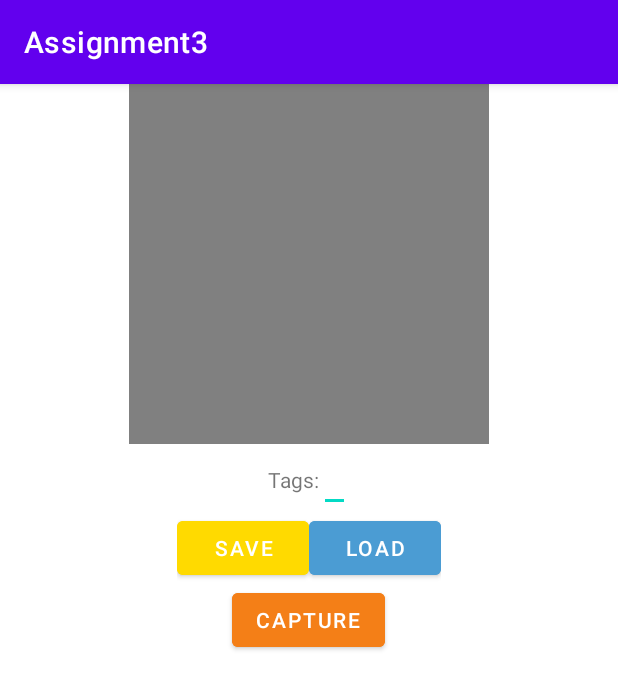
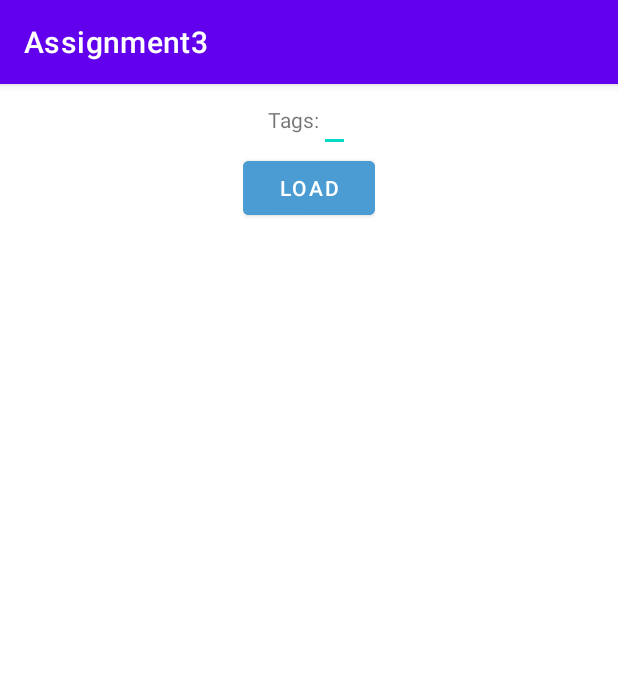
Before and after one commit to samuelmi/Assignment3, an Android app: the screen it shows after launch (MainActivity), after a tap on "LOAD", on a phone screen of 412 x 824 dp. Shown: the top 689 px of the screen. Run offline under Robolectric (Android 15) with nearby library versions, the phone set to English and light mode, and no system bars; 1 statement that could not run was skipped.

Commit message:
Finished Assignment 4

```diff
--- a/app/src/main/java/com/example/assignment3/MainActivity.java
+++ b/app/src/main/java/com/example/assignment3/MainActivity.java
@@ -26,11 +26,8 @@ import java.util.ArrayList;
 public class MainActivity extends AppCompatActivity {
     SQLiteDatabase db;
 
-    Bitmap image = null;
-
     Context context;
 
-    LinearLayout scrollView;
     EditText tags;
 
 
@@ -39,45 +36,54 @@ public class MainActivity extends AppCompatActivity {
         super.onCreate(savedInstanceState);
         setContentView(R.layout.activity_main);
         db = openOrCreateDatabase("MyDatabase", Context.MODE_PRIVATE, null);
-        db.execSQL("DROP TABLE IF EXISTS Images");
+        db.execSQL("DROP TABLE IF EXISTS Photos");
         db.execSQL("DROP TABLE IF EXISTS Tags");
-        db.execSQL("CREATE TABLE Images( Image BLOB )");
-        db.execSQL("CREATE TABLE Tags( Tag Text, ImageId INT )");
+        db.execSQL("CREATE TABLE Photos( ID INT, Photo TEXT, Size INT )");
+        db.execSQL("CREATE TABLE Tags( ID INT, Tag TEXT )");
+        seadDb();
 
-        scrollView = findViewById(R.id.scrollView);
         tags = findViewById(R.id.tags);
 
         context = getApplicationContext();
+
+        printMyTable("Photos");
+        printMyTable("Tags");
+    }
+
+    public void seadDb() {
+        db.execSQL("INSERT INTO Photos VALUES (1, 'p1.jpeg', 100);");
+        db.execSQL("INSERT INTO Photos VALUES (2, 'p2.jpeg', 200);");
+        db.execSQL("INSERT INTO Photos VALUES (3, 'p3.jpeg', 300);");
+        db.execSQL("INSERT INTO Photos VALUES (4, 'p4.jpeg', 200);");
+        db.execSQL("INSERT INTO Tags VALUES (1, 'Old Well');");
+        db.execSQL("INSERT INTO Tags VALUES (1, 'UNC');");
+        db.execSQL("INSERT INTO Tags VALUES (2, 'Sitterson');");
+        db.execSQL("INSERT INTO Tags VALUES (2, 'Building');");
+        db.execSQL("INSERT INTO Tags VALUES (3, 'Sky');");
+        db.execSQL("INSERT INTO Tags VALUES (4, 'Dining');");
+        db.execSQL("INSERT INTO Tags VALUES (1, 'Building');");
+    }
+
+    public void printMyTable(String tableName) {
+        Cursor c = db.rawQuery(String.format("SELECT * FROM %s", tableName), null);
+
+        c.moveToFirst();
+
+        ArrayList<Integer> results = new ArrayList<>();
+
+        // Gets all unique ImageIds matching the tags
+        for(int i = 0; i < c.getCount(); i++){
+            String row = "";
+            for(int j = 0; j < c.getColumnCount(); j++) {
+                row += c.getString(j) + "\t";
+            }
+            Log.v("MyTag", row);
+            c.moveToNext();
+        }
     }
 
     public void buttonClicked (View v) {
         int id = v.getId();
-
-        // Capture is clicked
-        if (id == R.id.captureButton) {
-            Intent cameraIntent = new Intent(MediaStore.ACTION_IMAGE_CAPTURE);
-            startActivityForResult(cameraIntent, 1);
-        }
-
-        // Save is clicked
-        if (id == R.id.saveButton && image != null) {
-
-            ByteArrayOutputStream bos = new ByteArrayOutputStream();
-            image.compress(Bitmap.CompressFormat.PNG, 100, bos);
-            ContentValues contentValues = new ContentValues();
-            contentValues.put("Image", bos.toByteArray());
-
-            long entryId = db.insert("Images", null, contentValues);
-
-            String[] tagList = tags.getText().toString().split(";");
-            for (String t : tagList) {
-                contentValues = new ContentValues();
-                contentValues.put("Tag", t);
-                contentValues.put("ImageId", entryId);
-                db.insert("Tags", null, contentValues);
-            }
-            printDbContents();
-        }
 
         // Load is clicked
         if (id == R.id.loadButton) {
@@ -90,8 +96,7 @@ public class MainActivity extends AppCompatActivity {
                 if (i < tagList.length - 1) whereQuery += " or ";
             }
 
-            Cursor c = db.rawQuery(String.format("SELECT ImageId from Tags WHERE %s", whereQuery), null);
-            //Log.v("MyTag Num Results", ""+c.getCount());
+            Cursor c = db.rawQuery(String.format("SELECT ID from Tags WHERE %s", whereQuery), null);
             c.moveToFirst();
 
             ArrayList<Integer> results = new ArrayList<>();
@@ -107,31 +112,25 @@ public class MainActivity extends AppCompatActivity {
 
             whereQuery = "";
             for (int i = 0; i < results.size(); i++) {
-                whereQuery += String.format("rowid == \"%s\"", results.get(i));
+                whereQuery += String.format("ID == \"%s\"", results.get(i));
                 if (i < results.size() - 1) whereQuery += " or ";
             }
-            c = db.rawQuery(String.format("SELECT * from Images WHERE %s", whereQuery), null);
+            c = db.rawQuery(String.format("SELECT Photo from Photos WHERE %s", whereQuery), null);
             c.moveToFirst();
             //Log.v("MyTag Num Images", ""+c.getCount();
-            ArrayList<Bitmap> images = new ArrayList<>();
+            ArrayList<String> images = new ArrayList<>();
             for(int i = 0; i < c.getCount(); i++){
                 for(int j = 0; j < c.getColumnCount(); j++) {
-                    BitmapFactory.Options options = new BitmapFactory.Options();
-                    options.inMutable = true;
-                    byte[] data = (byte[]) c.getBlob(j);
-                    Bitmap b = BitmapFactory.decodeByteArray(data, 0, data.length, options);
-                    images.add(b);
+                    images.add(c.getString(j));
                 }
                 c.moveToNext();
             }
-            //Log.v("MyTag images size", ""+images.size());
-            scrollView.removeAllViews();
-            for (Bitmap b : images) {
-                ImageView iv = new ImageView(context);
-                iv.setImageBitmap(b);
-                scrollView.addView(iv);
+
+            String photoResults = "";
+            for (String i : images) {
+                photoResults += i + "\t";
             }
-
+            Log.v("MyTag", photoResults);
         }
 
     }
@@ -161,12 +160,6 @@ public class MainActivity extends AppCompatActivity {
         }
     }
 
-    @Override
-    protected void onActivityResult(int requestCode, int resultCode, @Nullable Intent data) {
-        super.onActivityResult(requestCode, resultCode, data);
-        image = (Bitmap) data.getExtras().get("data");
-    }
-
 
 
 
--- a/app/src/main/res/layout/activity_main.xml
+++ b/app/src/main/res/layout/activity_main.xml
@@ -11,22 +11,7 @@
         android:layout_height="wrap_content"
         android:orientation="vertical"
         android:layout_centerHorizontal="true">
-        <ScrollView
-            android:layout_height="240dp"
-            android:layout_width="240dp"
-            android:layout_centerHorizontal="true"
-            android:minHeight="240dp"
-            android:minWidth="240dp"
-            android:background="@color/gray"
-            android:layout_gravity="center">
-            <LinearLayout
-                android:layout_width="match_parent"
-                android:layout_height="match_parent"
-                android:orientation="vertical"
-                android:id="@+id/scrollView">
 
-            </LinearLayout>
-        </ScrollView>
 
         <LinearLayout
             android:layout_width="wrap_content"
@@ -52,27 +37,11 @@
             <Button
                 android:layout_width="match_parent"
                 android:layout_height="wrap_content"
-                android:backgroundTint="@color/yellow"
-                android:text="Save"
-                android:id="@+id/saveButton"
-                android:onClick="buttonClicked"/>
-            <Button
-                android:layout_width="match_parent"
-                android:layout_height="wrap_content"
                 android:backgroundTint="@color/blue_unc"
                 android:text="Load"
                 android:id="@+id/loadButton"
                 android:onClick="buttonClicked"/>
 
         </LinearLayout>
-
-        <Button
-            android:layout_width="wrap_content"
-            android:layout_height="wrap_content"
-            android:backgroundTint="@color/orange"
-            android:text="Capture"
-            android:layout_gravity="center"
-            android:id="@+id/captureButton"
-            android:onClick="buttonClicked"/>
     </LinearLayout>
 </RelativeLayout>
```
Also changed, not shown: app/src/main/res/drawable/p1.jpg (added), app/src/main/res/drawable/p2.jpg (added), app/src/main/res/drawable/p3.jpg (added), app/src/main/res/drawable/p4.jpg (added).
